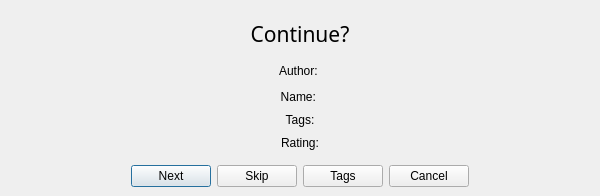
Qt form MediaManager/src/QtClasses/UI/Form Files/finishDialog.ui (PaunescuAndrei/MediaManager) before a commit.
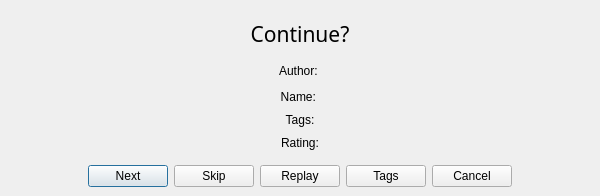
The same form after that commit. Custom widgets are drawn as their Qt base class.

Commit message: added replay button

Patch:
```diff
--- a/MediaManager/src/QtClasses/UI/Form Files/finishDialog.ui
+++ b/MediaManager/src/QtClasses/UI/Form Files/finishDialog.ui
@@ -405,6 +405,13 @@
            </property>
           </widget>
          </item>
+         <item>
+          <widget class="QPushButton" name="replayButton">
+           <property name="text">
+            <string>Replay</string>
+           </property>
+          </widget>
+         </item>
          <item>
           <widget class="QPushButton" name="tagsButton">
            <property name="text">
```
The commit also changes 5 other files.
